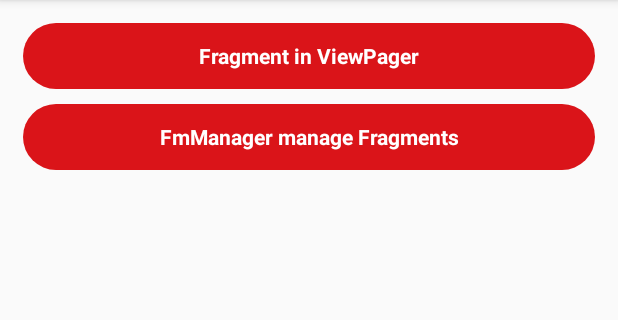
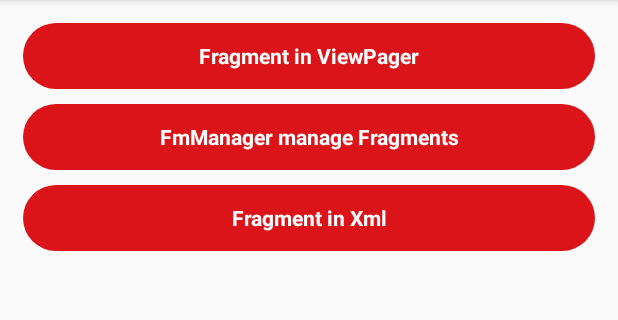
Before and after one commit to DSlience/FragmentVisibleDemo, an Android app: the screen it shows after launch (MainActivity), on a phone screen of 412 x 824 dp, the part 84-404 px from its top. Run offline under Robolectric (Android 15) with nearby library versions, the phone set to English and light mode, and no system bars.

Commit message:
XML中使用Fragment

```diff
--- a/app/src/main/AndroidManifest.xml
+++ b/app/src/main/AndroidManifest.xml
@@ -21,6 +21,8 @@
 
         <activity android:name=".activity.ManagerFragmentActivity" />
 
+        <activity android:name=".activity.XmlFragmentActivity" />
+
     </application>
 
 </manifest>
--- a/app/src/main/java/com/adealink/fragmentvisibledemo/activity/MainActivity.java
+++ b/app/src/main/java/com/adealink/fragmentvisibledemo/activity/MainActivity.java
@@ -23,4 +23,8 @@ public class MainActivity extends AppCompatActivity {
     public void goManagerFragment(View view) {
         startActivity(new Intent(this, ManagerFragmentActivity.class));
     }
+
+    public void goXmlFragment(View view) {
+        startActivity(new Intent(this, XmlFragmentActivity.class));
+    }
 }
--- a/app/src/main/java/com/adealink/fragmentvisibledemo/fragment/DemoFragment.java
+++ b/app/src/main/java/com/adealink/fragmentvisibledemo/fragment/DemoFragment.java
@@ -12,7 +12,7 @@ import butterknife.BindView;
 /**
  * Created by Xuefu_Du on 2018/6/21.
  */
-public class DemoFragment extends BaseHiddenFragment {
+public class DemoFragment extends BaseVisibleFragment {
 
     private static final String FRAGMENT_TYPE_MARK = "fragment_type_mark";
 
--- a/app/src/main/res/layout/activity_main.xml
+++ b/app/src/main/res/layout/activity_main.xml
@@ -35,6 +35,18 @@
             android:textSize="@dimen/dimen_14sp"
             android:textStyle="bold" />
 
+        <TextView
+            android:layout_width="match_parent"
+            android:layout_height="wrap_content"
+            android:layout_marginTop="@dimen/dimen_10dp"
+            android:background="@drawable/color_c1_c1d_corners_50dp_selector"
+            android:gravity="center"
+            android:minHeight="@dimen/dimen_44dp"
+            android:onClick="goXmlFragment"
+            android:text="Fragment in Xml"
+            android:textColor="@color/color_g7"
+            android:textSize="@dimen/dimen_14sp"
+            android:textStyle="bold" />
     </LinearLayout>
 
 </ScrollView>
```
Also changed, not shown: app/src/main/java/com/adealink/fragmentvisibledemo/activity/XmlFragmentActivity.java (added, +19 -0 lines), app/src/main/java/com/adealink/fragmentvisibledemo/fragment/BaseHiddenFragment.java (+5 -5 lines), app/src/main/java/com/adealink/fragmentvisibledemo/fragment/BaseVisibleFragment.java (+5 -5 lines), app/src/main/res/layout/activity_xml_fragment.xml (added, +13 -0 lines).
